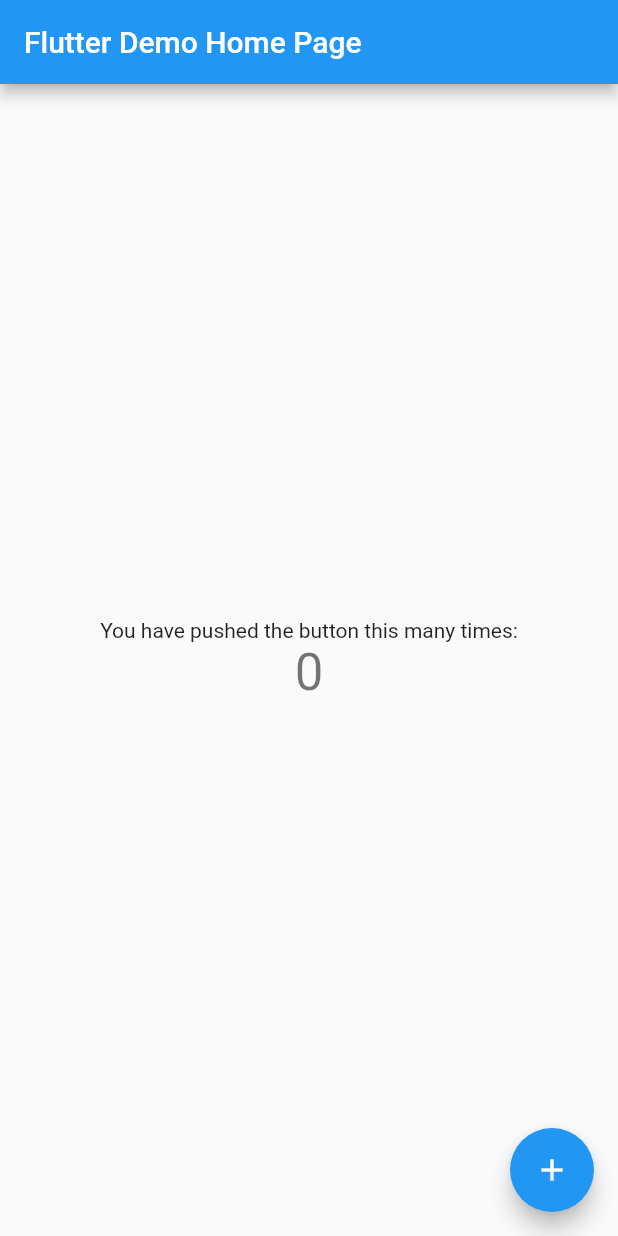
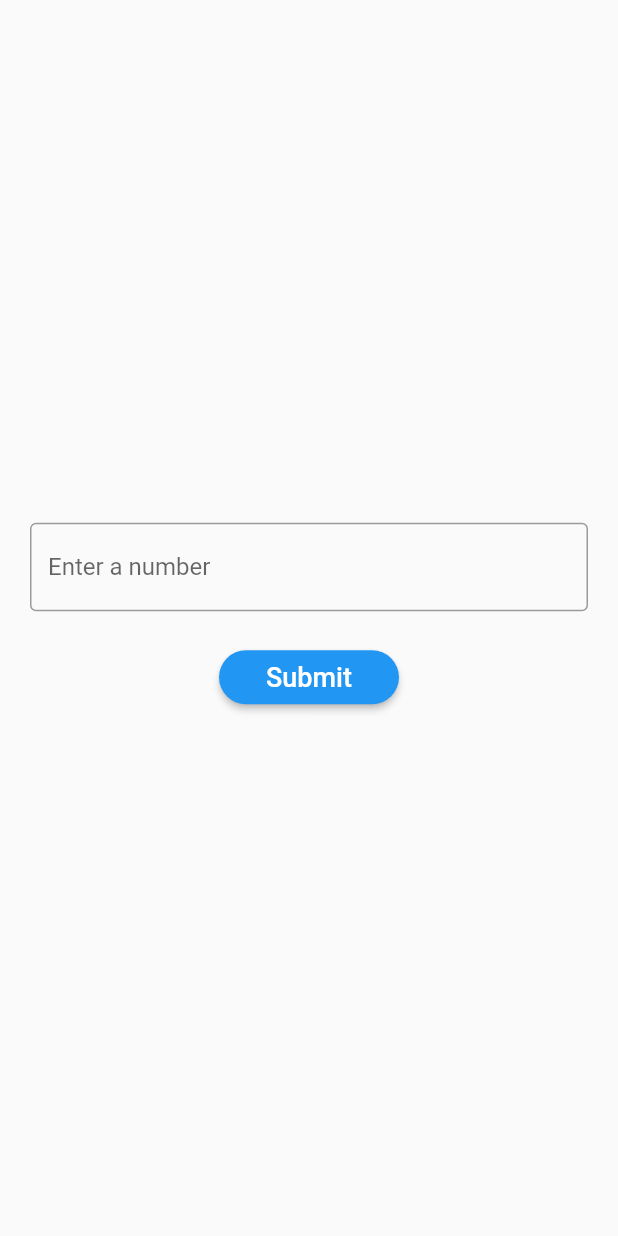
Before and after one commit to deep1409/blueboxinfosoft, a Flutter app: the screen it shows after launch, on a phone screen of 412 x 824 dp. Run offline on Flutter 3.47's test engine with Material 2 defaults, Android fonts, the phone set to English and light mode, and no system bars.

Commit message:
after impementing second screen functionality

```diff
--- a/lib/main.dart
+++ b/lib/main.dart
@@ -1,4 +1,8 @@
+import 'package:blueboxinfosoft/resources/string_resources.dart';
+import 'package:blueboxinfosoft/screens/firest_screen.dart';
+import 'package:blueboxinfosoft/screens/secons_screen.dart';
 import 'package:flutter/material.dart';
+import './resources/routes.dart';
 
 void main() {
   runApp(const MyApp());
@@ -11,105 +15,16 @@ class MyApp extends StatelessWidget {
   @override
   Widget build(BuildContext context) {
     return MaterialApp(
-      title: 'Flutter Demo',
+      debugShowCheckedModeBanner: false,
+      title: StringResources.projectTitle,
       theme: ThemeData(
-        // This is the theme of your application.
-        //
-        // Try running your application with "flutter run". You'll see the
-        // application has a blue toolbar. Then, without quitting the app, try
-        // changing the primarySwatch below to Colors.green and then invoke
-        // "hot reload" (press "r" in the console where you ran "flutter run",
-        // or simply save your changes to "hot reload" in a Flutter IDE).
-        // Notice that the counter didn't reset back to zero; the application
-        // is not restarted.
         primarySwatch: Colors.blue,
       ),
-      home: const MyHomePage(title: 'Flutter Demo Home Page'),
+      home: const FirstScreen(),
+      routes: {
+        Routes.firstScreen: (ctx)=> const FirstScreen(),
+        Routes.secondScreen: (ctx)=> const SecondScreen(),
+      },
     );
   }
 }
-
-class MyHomePage extends StatefulWidget {
-  const MyHomePage({Key? key, required this.title}) : super(key: key);
-
-  // This widget is the home page of your application. It is stateful, meaning
-  // that it has a State object (defined below) that contains fields that affect
-  // how it looks.
-
-  // This class is the configuration for the state. It holds the values (in this
-  // case the title) provided by the parent (in this case the App widget) and
-  // used by the build method of the State. Fields in a Widget subclass are
-  // always marked "final".
-
-  final String title;
-
-  @override
-  State<MyHomePage> createState() => _MyHomePageState();
-}
-
-class _MyHomePageState extends State<MyHomePage> {
-  int _counter = 0;
-
-  void _incrementCounter() {
-    setState(() {
-      // This call to setState tells the Flutter framework that something has
-      // changed in this State, which causes it to rerun the build method below
-      // so that the display can reflect the updated values. If we changed
-      // _counter without calling setState(), then the build method would not be
-      // called again, and so nothing would appear to happen.
-      _counter++;
-    });
-  }
-
-  @override
-  Widget build(BuildContext context) {
-    // This method is rerun every time setState is called, for instance as done
-    // by the _incrementCounter method above.
-    //
-    // The Flutter framework has been optimized to make rerunning build methods
-    // fast, so that you can just rebuild anything that needs updating rather
-    // than having to individually change instances of widgets.
-    return Scaffold(
-      appBar: AppBar(
-        // Here we take the value from the MyHomePage object that was created by
-        // the App.build method, and use it to set our appbar title.
-        title: Text(widget.title),
-      ),
-      body: Center(
-        // Center is a layout widget. It takes a single child and positions it
-        // in the middle of the parent.
-        child: Column(
-          // Column is also a layout widget. It takes a list of children and
-          // arranges them vertically. By default, it sizes itself to fit its
-          // children horizontally, and tries to be as tall as its parent.
-          //
-          // Invoke "debug painting" (press "p" in the console, choose the
-          // "Toggle Debug Paint" action from the Flutter Inspector in Android
-          // Studio, or the "Toggle Debug Paint" command in Visual Studio Code)
-          // to see the wireframe for each widget.
-          //
-          // Column has various properties to control how it sizes itself and
-          // how it positions its children. Here we use mainAxisAlignment to
-          // center the children vertically; the main axis here is the vertical
-          // axis because Columns are vertical (the cross axis would be
-          // horizontal).
-          mainAxisAlignment: MainAxisAlignment.center,
-          children: <Widget>[
-            const Text(
-              'You have pushed the button this many times:',
-            ),
-            Text(
-              '$_counter',
-              style: Theme.of(context).textTheme.headline4,
-            ),
-          ],
-        ),
-      ),
-      floatingActionButton: FloatingActionButton(
-        onPressed: _incrementCounter,
-        tooltip: 'Increment',
-        child: const Icon(Icons.add),
-      ), // This trailing comma makes auto-formatting nicer for build methods.
-    );
-  }
-}
--- /dev/null
+++ b/lib/resources/routes.dart
@@ -0,0 +1,5 @@
+class Routes {
+  static String  firstScreen = '/firstScreen/';
+  static String secondScreen = '/secondScreen/';
+
+}
--- /dev/null
+++ b/lib/resources/string_resources.dart
@@ -0,0 +1,9 @@
+class StringResources {
+  static const String projectTitle = 'Bluebox Infosoft';
+  static const String hintText = 'Enter a number';
+  static const String submitText = 'Submit';
+  static const String errorText = 'Please enter a valid number';
+  static const String errorZeroNumText = 'Please enter number greater than 0';
+  static const String errorGreaterThanText = 'Please enter number less than 25';
+
+}
--- /dev/null
+++ b/lib/screens/firest_screen.dart
@@ -0,0 +1,107 @@
+import 'package:blueboxinfosoft/resources/string_resources.dart';
+import 'package:flutter/material.dart';
+import '../resources/routes.dart';
+
+class FirstScreen extends StatefulWidget {
+  const FirstScreen({Key? key}) : super(key: key);
+
+  @override
+  State<FirstScreen> createState() => _FirstScreenState();
+}
+
+class _FirstScreenState extends State<FirstScreen> {
+  TextEditingController? text;
+  bool? _validate;
+  bool? _navigate = true;
+
+  @override
+  void initState() {
+    text = TextEditingController();
+    super.initState();
+  }
+
+  @override
+  void dispose() {
+    text?.dispose();
+    super.dispose();
+  }
+
+  @override
+  Widget build(BuildContext context) {
+    return SafeArea(
+      child: GestureDetector(
+        onTap: () => FocusScope.of(context).unfocus(),
+        child: Scaffold(
+          body: Padding(
+            padding: const EdgeInsets.symmetric(horizontal: 20.0),
+            child: Column(
+              mainAxisAlignment: MainAxisAlignment.center,
+              children: [
+                MediaQuery(
+                  data: MediaQuery.of(context).copyWith(textScaleFactor: 1.0),
+                  child: TextField(
+                    controller: text,
+                    keyboardType: TextInputType.number,
+                    decoration: InputDecoration(
+                      border: const OutlineInputBorder(),
+                      hintText: StringResources.hintText,
+                      errorText: _validate == true ? _validateInput : null,
+                    ),
+                  ),
+                ),
+                const SizedBox(
+                  height: 20.0,
+                ),
+                SizedBox(
+                  width: 120.0,
+                  child: ElevatedButton(
+                    onPressed: () {
+                      setState(() {
+                        _validate = true;
+                      });
+                      // text!.value.text.isNotEmpty ? _submit : null;
+                      _submit();
+                    },
+                    style:
+                        ElevatedButton.styleFrom(shape: const StadiumBorder()),
+                    child: const Text(
+                      StringResources.submitText,
+                      textScaleFactor: 1.0,
+                      style: TextStyle(
+                        fontSize: 18.0,
+                      ),
+                    ),
+                  ),
+                ),
+              ],
+            ),
+          ),
+        ),
+      ),
+    );
+  }
+
+  String? get _validateInput {
+    final data = text!.value.text;
+    if (data.isNotEmpty) {
+      if (int.parse(data) > 25) {
+        return StringResources.errorGreaterThanText;
+      } else if (int.parse(data) == 0) {
+        return StringResources.errorZeroNumText;
+      }
+    } else if (data.isEmpty) {
+      return StringResources.errorText;
+    }
+
+    return null;
+  }
+
+  void _submit() {
+    print('in submit');
+    if (_validateInput == null) {
+      Navigator.of(context).pushNamed(Routes.secondScreen, arguments: {
+        'data': text!.value.text,
+      });
+    }
+  }
+}
```
Also changed, not shown: lib/screens/secons_screen.dart (added, +71 -0 lines).
